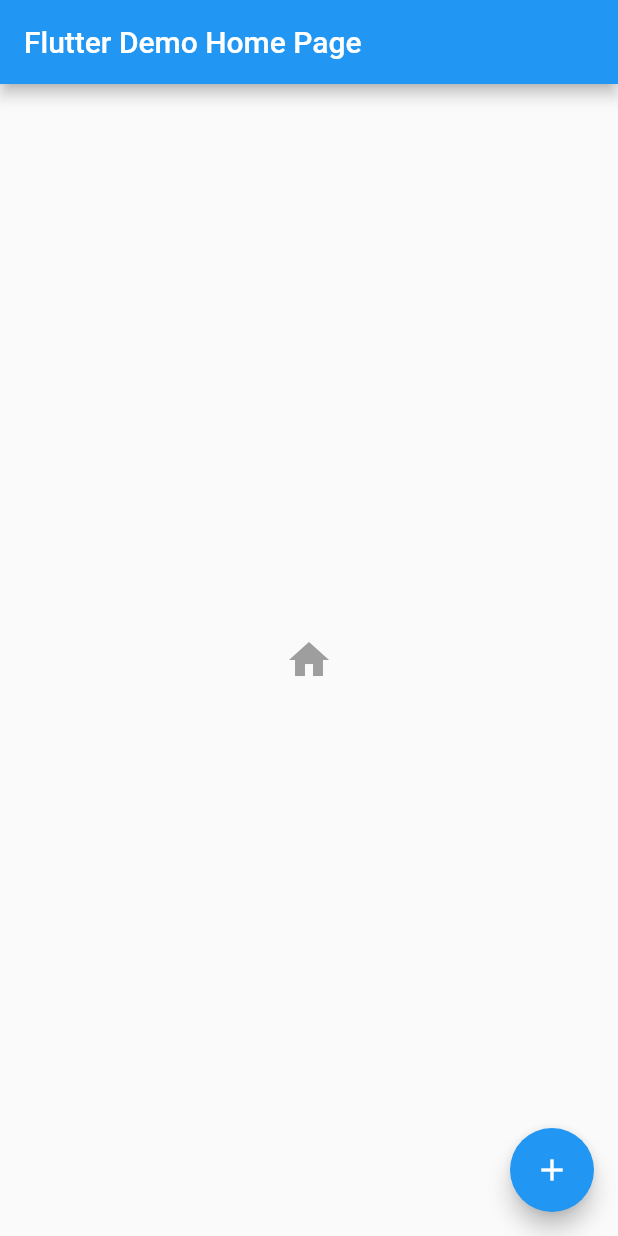
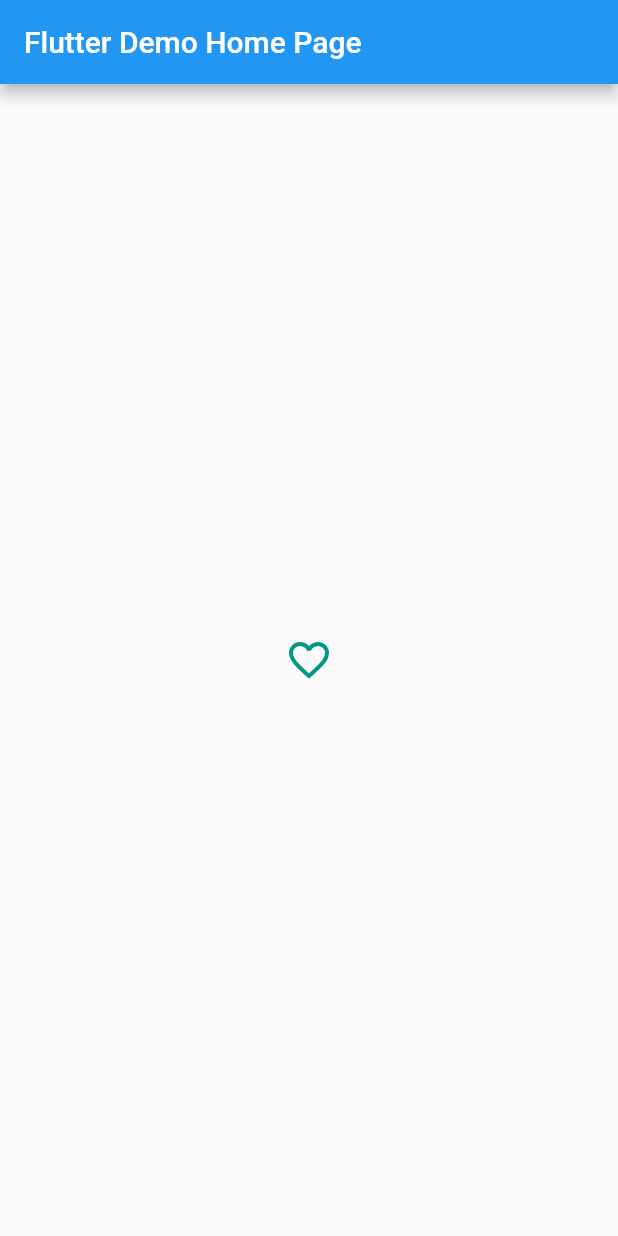
Before and after one commit to AshishTaduce/button-demo, a Flutter app: the screen it shows after launch, on a phone screen of 412 x 824 dp. Run offline on Flutter 3.47's test engine with Material 2 defaults, Android fonts, the phone set to English and light mode, and no system bars; drawn by our look-alikes of like_button; statements that could not run were skipped.

Commit message:
Animation needed, that's all

```diff
--- a/lib/main.dart
+++ b/lib/main.dart
@@ -31,47 +31,80 @@ class MyApp extends StatelessWidget {
     );
   }
 }
-
+enum ButtonState {
+  on, off, loading
+}
 class MyHomePage extends StatefulWidget {
   MyHomePage({Key key, this.title}) : super(key: key);
-
-  // This widget is the home page of your application. It is stateful, meaning
-  // that it has a State object (defined below) that contains fields that affect
-  // how it looks.
-
-  // This class is the configuration for the state. It holds the values (in this
-  // case the title) provided by the parent (in this case the App widget) and
-  // used by the build method of the State. Fields in a Widget subclass are
-  // always marked "final".
-
   final String title;
 
   @override
   _MyHomePageState createState() => _MyHomePageState();
 }
 
-class _MyHomePageState extends State<MyHomePage> {
-  int _counter = 0;
+class _MyHomePageState extends State<MyHomePage> with SingleTickerProviderStateMixin{
 
-  void _incrementCounter() {
+  AnimationController _controller;
+  Animation<double> _scaleAnimation;
+  ButtonState buttonState;
+
+  void addFavorite() async{
+    ButtonState temp = buttonState;
+    print("before: $buttonState");
     setState(() {
-      // This call to setState tells the Flutter framework that something has
-      // changed in this State, which causes it to rerun the build method below
-      // so that the display can reflect the updated values. If we changed
-      // _counter without calling setState(), then the build method would not be
-      // called again, and so nothing would appear to happen.
-      _counter++;
+      buttonState = ButtonState.loading;
+      _button = CircularProgressIndicator();
     });
+    await Future.delayed(Duration(seconds: 2));
+    setState(() {
+      buttonState = temp == ButtonState.off ? ButtonState.on : ButtonState.off;
+      _button = IconButton(
+        iconSize: 32,
+        icon: buttonState == ButtonState.off
+            ? Icon(Icons.favorite_border, color: Colors.teal,)
+            : Icon(Icons.favorite, color: Colors.red,),
+        onPressed: addFavorite,
+      );
+    });
+  print("$buttonState,$temp");
   }
+  Widget _button;
+
+  Animation<double> animate;
+
+  @override
+  void initState() {
+    buttonState = ButtonState.off;
+
+    _button = IconButton(
+      iconSize: 32,
+      icon: buttonState == ButtonState.off
+          ? Icon(Icons.favorite_border, color: Colors.teal,)
+          : Icon(Icons.favorite, color: Colors.red,),
+      onPressed: () async=> addFavorite(),
+    );
+    _controller = AnimationController(vsync: this,duration: Duration(milliseconds: 200));
+  _scaleAnimation = Tween<double>(
+    begin: 0.2,
+    end: 1.0,
+  ).animate(
+    CurvedAnimation(
+      parent: _controller,
+      curve: const Interval(
+        0.35,
+        0.7,
+        curve: OvershootCurve(),
+      ),
+    ),
+  );
+    // TODO: implement initState
+    super.initState();
+  }
+
+
 
   @override
   Widget build(BuildContext context) {
-    // This method is rerun every time setState is called, for instance as done
-    // by the _incrementCounter method above.
-    //
-    // The Flutter framework has been optimized to make rerunning build methods
-    // fast, so that you can just rebuild anything that needs updating rather
-    // than having to individually change instances of widgets.
     return Scaffold(
       appBar: AppBar(
         // Here we take the value from the MyHomePage object that was created by
@@ -81,35 +114,13 @@ class _MyHomePageState extends State<MyHomePage> {
       body: Center(
         // Center is a layout widget. It takes a single child and positions it
         // in the middle of the parent.
-        child:   LikeButton(
-          key: Key("ad"),
-          size: 32,
-          circleColor:
-          CircleColor(start: Color(0xff00ddff), end: Color(0xff0099cc)),
-          bubblesColor: BubblesColor(
-            dotPrimaryColor: Color(0xff33b5e5),
-            dotSecondaryColor: Color(0xff0099cc),
-          ),
-          onTap: (isLiked) async{
-            setState(() {
-
-            });
-            return !isLiked;
-          },
-          likeBuilder: (bool isLiked) {
-            return Icon(
-              Icons.home,
-              color: isLiked ? Colors.deepPurpleAccent : Colors.grey,
-              size: 32,
-            );
-          },
+        child:   AnimatedSwitcher(
+          duration: Duration(milliseconds: 200),
+          transitionBuilder: (button, scaleAnimation) =>
+              ScaleTransition(child: button, scale: scaleAnimation,),
+          child: _button,
         ),
       ),
-      floatingActionButton: FloatingActionButton(
-        onPressed: _incrementCounter,
-        tooltip: 'Increment',
-        child: Icon(Icons.add),
-      ), // This trailing comma makes auto-formatting nicer for build methods.
     );
   }
 }
```
